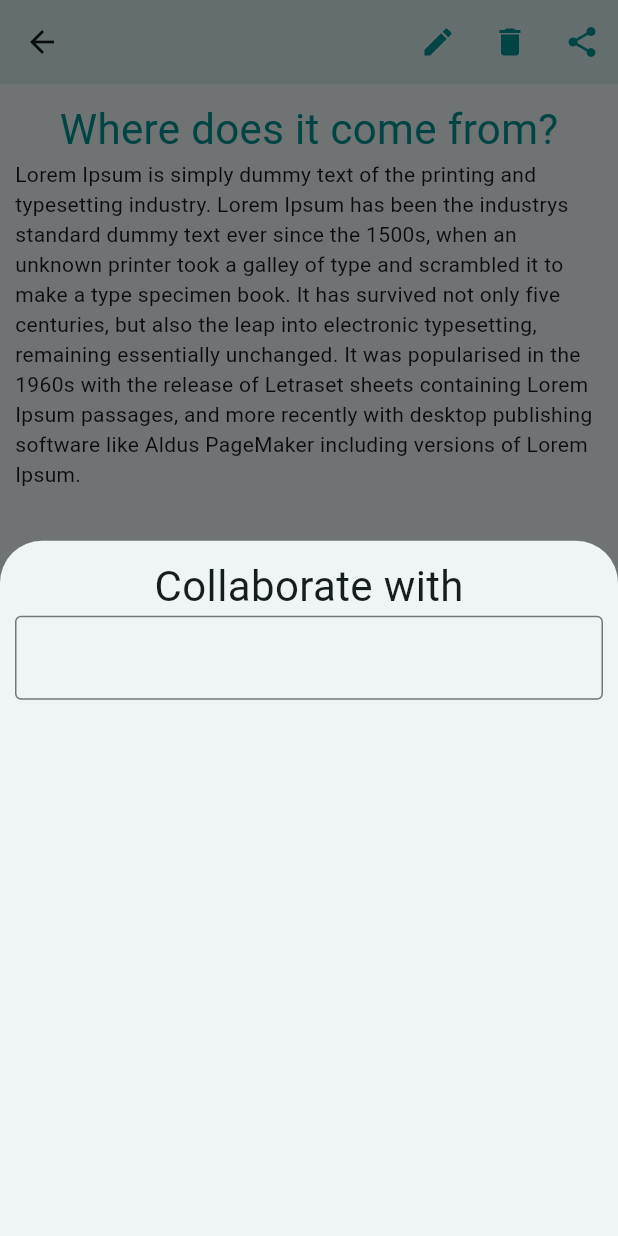
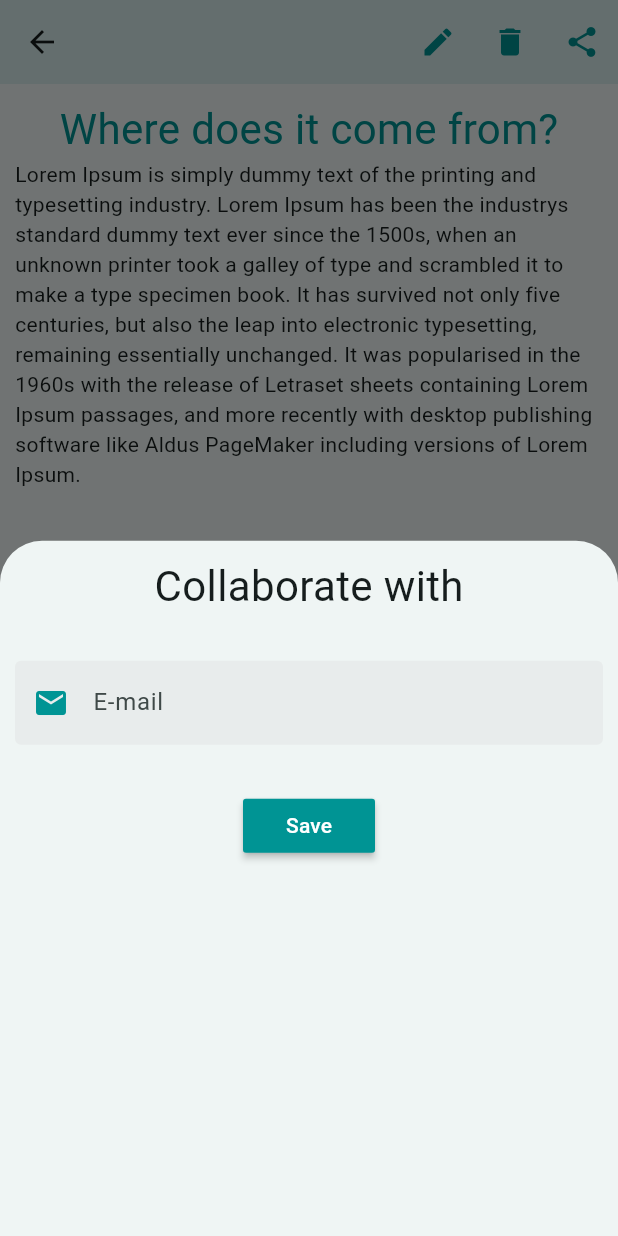
Before and after one commit to therokibul/CSE438, a Flutter app: the NoteScreen screen opened directly, after a tap on the "share" icon, on a phone screen of 412 x 824 dp. Run offline on Flutter 3.47's test engine with Material 2 defaults, Android fonts, the phone set to English and light mode, and no system bars; our stand-ins replace firebase_core; accounts and stored records are empty.

Commit message:
bottom sheet

```diff
--- a/unote/lib/src/common_widgets/user_icon.dart
+++ b/unote/lib/src/common_widgets/user_icon.dart
@@ -1,6 +1,6 @@
 import 'package:flutter/material.dart';
 
-import '../constants/const.dart';
+
 
 class UserIcon extends StatelessWidget {
   const UserIcon({super.key, required this.color, required this.onTap});
--- a/unote/lib/src/features/note screen/note_screen.dart
+++ b/unote/lib/src/features/note screen/note_screen.dart
@@ -33,13 +33,30 @@ class NoteScreen extends StatelessWidget {
                     return Container(
                       padding: const EdgeInsets.all(10),
                       width: double.infinity,
-                      child: const Column(
+                      child: Column(
                         children: [
-                          Text(
+                          const Text(
                             'Collaborate with',
                             textScaleFactor: 2,
                           ),
-                          TextField(),
+                          const Padding(
+                            padding: EdgeInsets.symmetric(vertical: 30),
+                            child: TextField(
+                              keyboardType: TextInputType.emailAddress,
+                              decoration: InputDecoration(
+                                labelText: 'E-mail',
+                                prefixIcon: Icon(Icons.email),
+                              ),
+                            ),
+                          ),
+                          MaterialButton(
+                            onPressed: () {},
+                            color: primaryColor,
+                            child: const Text(
+                              'Save',
+                              style: TextStyle(color: Colors.white),
+                            ),
+                          )
                         ],
                       ),
                     );
```
Also changed, not shown: unote/lib/main.dart (+6 -7 lines).
